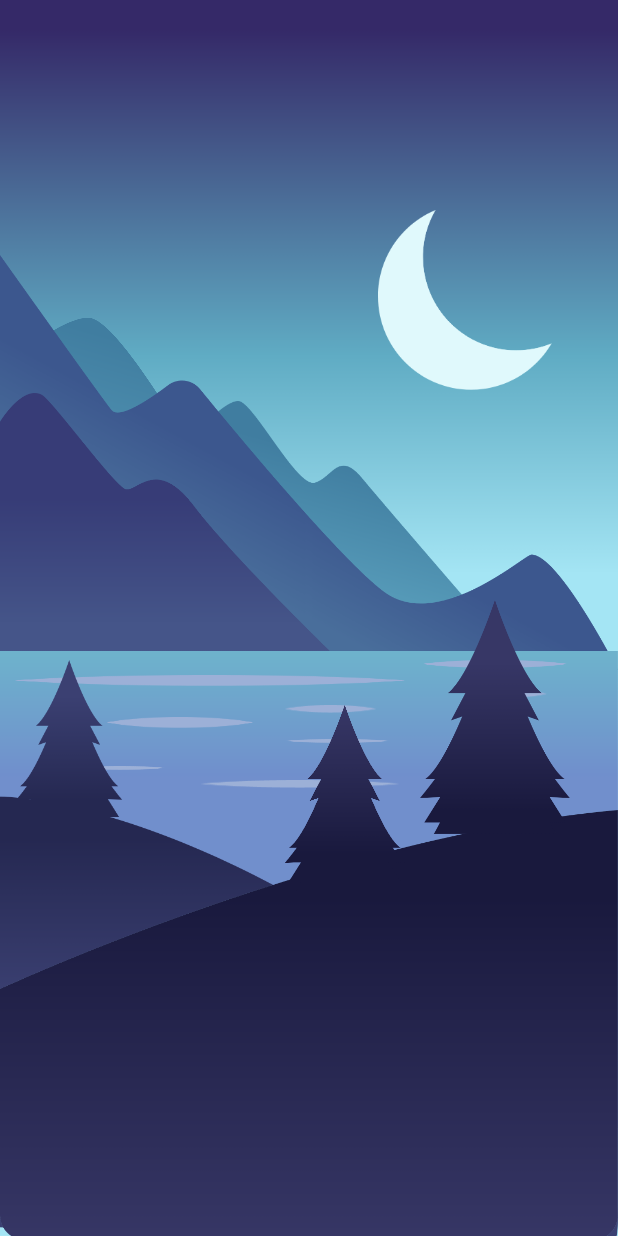
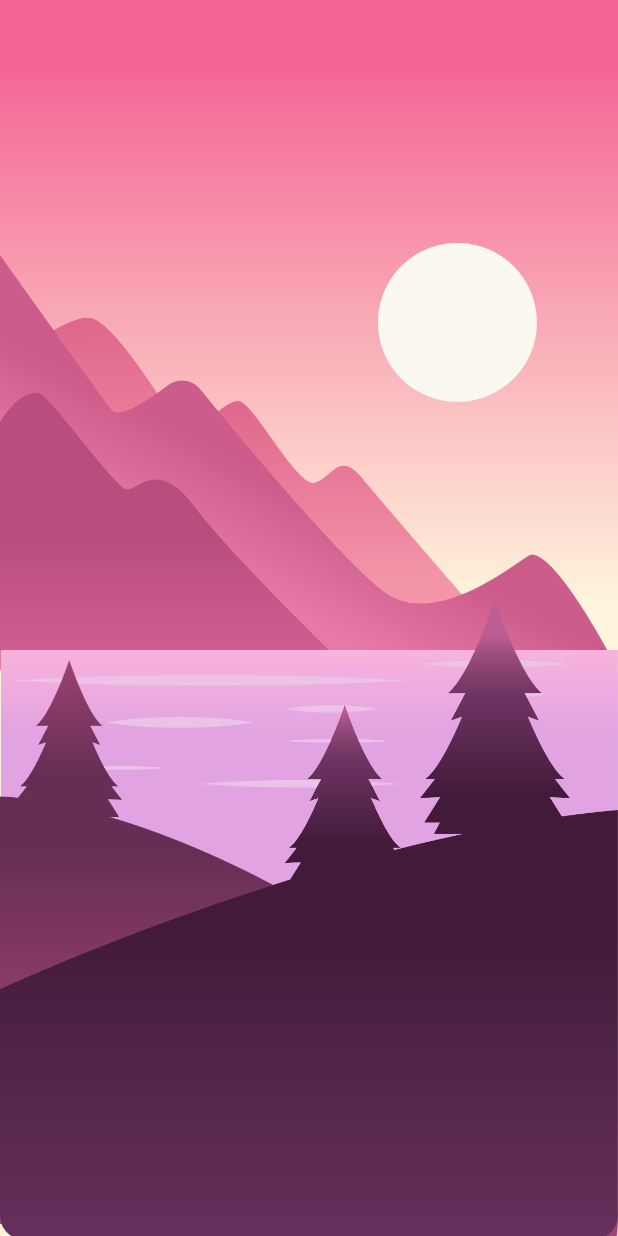
Before and after one commit to hiroshi-homma-origin/compose-android-dev-challenge-week4_weather_forecast, an Android app built with Jetpack Compose: the screen it shows after launch (MainActivity), on a phone screen of 412 x 824 dp. Run offline under Robolectric (Android 15) with nearby library versions, the phone set to English and light mode, and no system bars; our stand-ins replace Dagger/Hilt's generated code, Timber.

Commit message:
adjusted for CI

```diff
--- a/app/build.gradle
+++ b/app/build.gradle
@@ -63,6 +63,10 @@ android {
         excludes += "/META-INF/AL2.0"
         excludes += "/META-INF/LGPL2.1"
     }
+
+    lintOptions {
+        abortOnError false
+    }
 }
 
 dependencies {
--- a/app/src/main/java/com/example/androiddevchallenge/MainActivity.kt
+++ b/app/src/main/java/com/example/androiddevchallenge/MainActivity.kt
@@ -23,6 +23,7 @@ import androidx.compose.runtime.Composable
 import androidx.compose.ui.graphics.Color
 import androidx.compose.ui.graphics.toArgb
 import androidx.compose.ui.tooling.preview.Preview
+import androidx.core.view.WindowCompat
 import com.example.androiddevchallenge.ui.myAppContent
 import com.example.androiddevchallenge.ui.myAppContentDayPreview
 import com.example.androiddevchallenge.ui.myAppContentNightPreview
--- a/app/src/main/java/com/example/androiddevchallenge/ui/MyAppContent.kt
+++ b/app/src/main/java/com/example/androiddevchallenge/ui/MyAppContent.kt
@@ -26,8 +26,8 @@ import com.example.androiddevchallenge.ui.screen.night.nightScreen
 @Composable
 fun myAppContent() {
     Surface {
-//        dayScreen()
-        nightScreen()
+        dayScreen()
+//        nightScreen()
     }
 }
 
--- a/app/src/main/res/values-night/themes.xml
+++ b/app/src/main/res/values-night/themes.xml
@@ -14,6 +14,7 @@
     <style name="Theme.AndroidDevChallenge" parent="Theme.Material.DayNight.NoActionBar">
         <item name="android:colorPrimary">@android:color/darker_gray</item>
         <item name="android:colorAccent">@android:color/darker_gray</item>
+        <item name="android:windowTranslucentNavigation">true</item>
         <item name="android:navigationBarColor">@android:color/transparent</item>
     </style>
 
--- a/app/src/main/res/values/themes.xml
+++ b/app/src/main/res/values/themes.xml
@@ -14,7 +14,6 @@
     <style name="Theme.AndroidDevChallenge" parent="Theme.Material.DayNight.NoActionBar">
         <item name="android:colorPrimary">@android:color/darker_gray</item>
         <item name="android:colorAccent">@android:color/white</item>
-        <item name="android:windowLightStatusBar">true</item>
         <item name="android:windowTranslucentNavigation">true</item>
         <item name="android:navigationBarColor">@android:color/transparent</item>
     </style>
```
